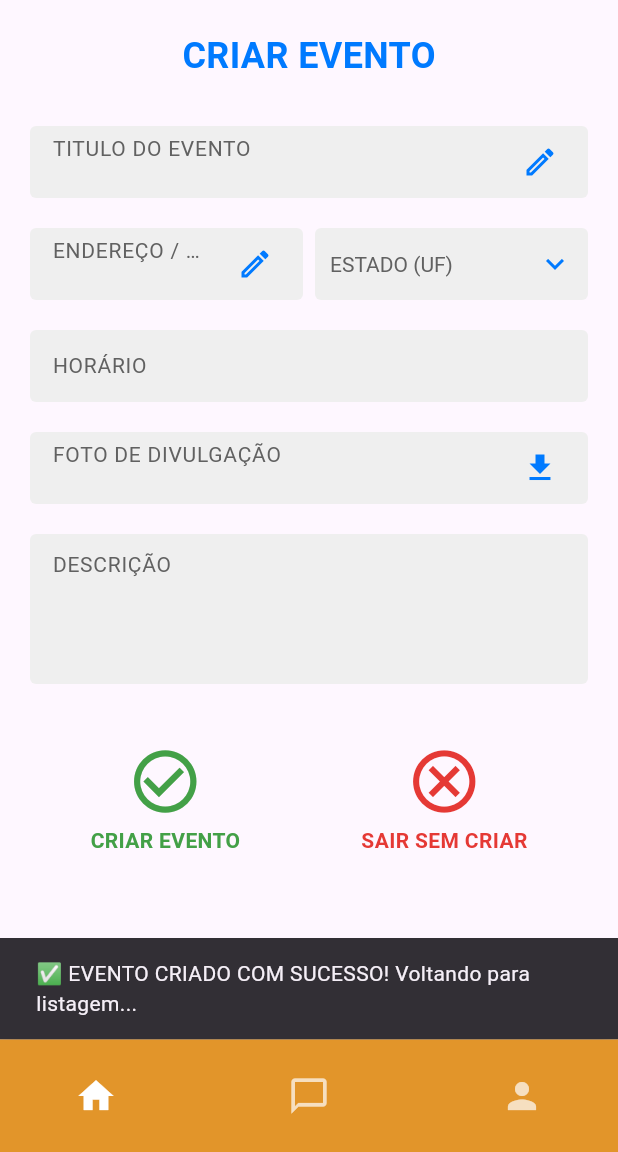
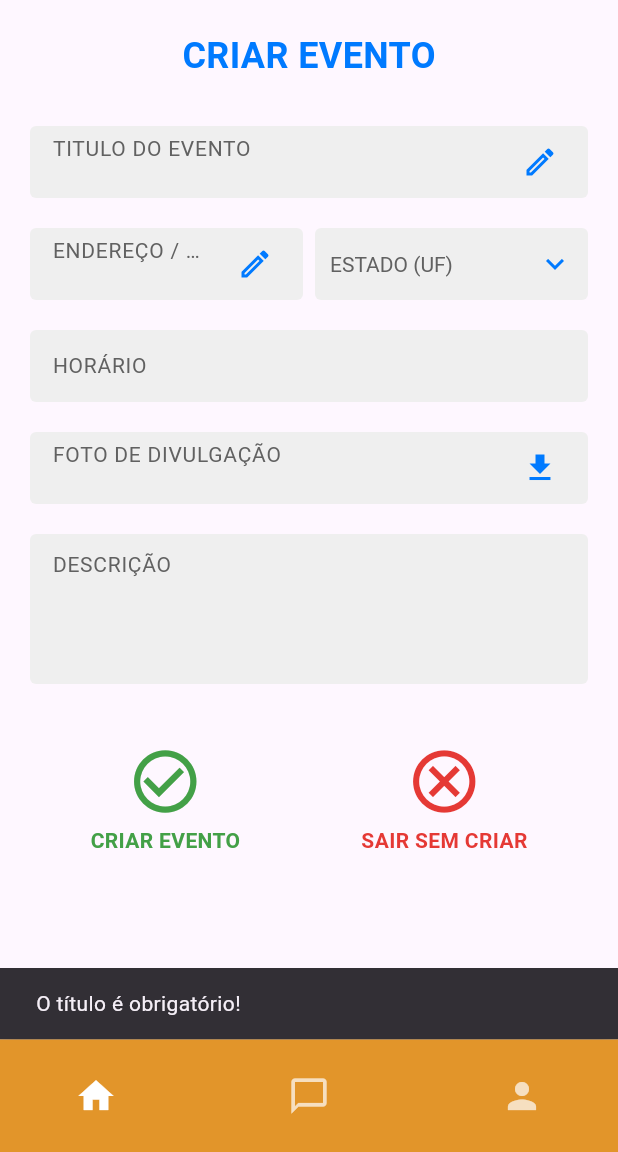
Before and after one commit to fga-eps-mds/2025.2-Gilgamesh, a Flutter app: the CriarEventoTela screen opened directly, after a tap on "CRIAR EVENTO", on a phone screen of 412 x 824 dp, the part 84-1236 px from its top. Run offline on Flutter 3.47's test engine with Material 3 defaults, Android fonts, the phone set to English and light mode, and no system bars; our stand-ins replace shared_preferences; accounts and stored records are empty.

Commit message:
feat(ui): integrar tela de criacao de evento com endpoint POST da API

```diff
--- a/mobile_apoia/lib/telas/criar_evento.dart
+++ b/mobile_apoia/lib/telas/criar_evento.dart
@@ -1,13 +1,14 @@
 import 'package:flutter/material.dart';
 import 'package:mobile_apoia/widgets/barra_inferior_e_superior.dart';
 import 'package:mobile_apoia/widgets/logo.dart';
+import '../../models/event.dart';
+import '../../services/event_service.dart';
 
-// Cores
+// Cores tema
 const Color corAzulTexto = Color(0xFF007AFF);
 const Color corCinzaInput = Color(0xFFEFEFEF);
 const Color corLaranjaONG = Color(0xFFFF9900);
 
-//BARRA SUPERIOR
 class BarraSuperiorONG extends StatelessWidget implements PreferredSizeWidget {
   final VoidCallback? onBack;
   const BarraSuperiorONG({super.key, this.onBack});
@@ -40,6 +41,10 @@ class CriarEventoTela extends StatefulWidget {
 class _CriarEventoTelaState extends State<CriarEventoTela> {
   int _selectedIndex = 0;
 
+  // conectar na API
+  final EventService _service = EventService();
+  bool _isLoading = false;
+
   final TextEditingController _tituloController = TextEditingController();
   final TextEditingController _enderecoController = TextEditingController();
   final TextEditingController _horarioController = TextEditingController();
@@ -48,34 +53,8 @@ class _CriarEventoTelaState extends State<CriarEventoTela> {
 
   String estadoSelecionado = 'UF';
   final List<String> _estados = const [
-    'UF',
-    'AC',
-    'AL',
-    'AP',
-    'AM',
-    'BA',
-    'CE',
-    'DF',
-    'ES',
-    'GO',
-    'MA',
-    'MT',
-    'MS',
-    'MG',
-    'PA',
-    'PB',
-    'PR',
-    'PE',
-    'PI',
-    'RJ',
-    'RN',
-    'RS',
-    'RO',
-    'RR',
-    'SC',
-    'SP',
-    'SE',
-    'TO',
+    'UF', 'AC', 'AL', 'AP', 'AM', 'BA', 'CE', 'DF', 'ES', 'GO', 'MA', 'MT', 'MS',
+    'MG', 'PA', 'PB', 'PR', 'PE', 'PI', 'RJ', 'RN', 'RS', 'RO', 'RR', 'SC', 'SP', 'SE', 'TO',
   ];
 
   @override
@@ -162,23 +141,75 @@ class _CriarEventoTelaState extends State<CriarEventoTela> {
               child: Text(value),
               value: value,
             );
-              })
-              .toList(),
+          }).toList(),
         ),
       ),
     );
   }
 
-  void _criarEvento(BuildContext context) {
+  // Lógica para enviar o evento para o backend
+  void _criarEvento(BuildContext context) async {
+    print("Tentando criar evento: ${_tituloController.text}");
+
+    // Validação simples
+    if (_tituloController.text.isEmpty) {
+       ScaffoldMessenger.of(context).showSnackBar(
+         const SnackBar(content: Text('O título é obrigatório!'))
+       );
+       return;
+    }
+
+    setState(() {
+      _isLoading = true;
+    });
+
+    //  define para amanhã
+    DateTime dataPadrao = DateTime.now().add(const Duration(days: 1));
+
+    final novoEvento = Event(
+      id: 0,
+      nome: _tituloController.text,
+      descricao: _descricaoController.text,
+      location: "${_enderecoController.text} - $estadoSelecionado",
+      date: dataPadrao,
+      totalVagas: 50,
+      participantes: 0,
+      ongId: 1,
+    );
+
+    // Chama API
+    bool sucesso = await _service.createEvent(novoEvento);
+
+    setState(() {
+      _isLoading = false;
+    });
+
+    if (sucesso) {
+      print("Evento criado com sucesso!");
+      if (!mounted) return;
+
       ScaffoldMessenger.of(context).showSnackBar(
         const SnackBar(
-        content: Text('✅ EVENTO CRIADO COM SUCESSO! Voltando para listagem...'),
-        duration: Duration(seconds: 2),
+          content: Text('✅ Evento salvo com sucesso!'),
+          backgroundColor: Colors.green
         ),
       );
-    Future.delayed(const Duration(seconds: 2), () {
-      Navigator.of(context).popUntil((route) => route.isFirst);
+
+      Future.delayed(const Duration(seconds: 1), () {
+        if (mounted) Navigator.of(context).pop();
       });
+
+    } else {
+      print("Erro ao criar evento na API");
+      if (!mounted) return;
+
+      ScaffoldMessenger.of(context).showSnackBar(
+        const SnackBar(
+          content: Text('❌ Erro de conexão com o servidor.'),
+          backgroundColor: Colors.red
+        ),
+      );
+    }
   }
 
   Widget _buildActionButton({
@@ -206,7 +237,6 @@ class _CriarEventoTelaState extends State<CriarEventoTela> {
   Widget build(BuildContext context) {
     return Scaffold(
       appBar: BarraSuperiorONG(onBack: () => Navigator.of(context).pop()),
-
       bottomNavigationBar: BottomNavBar(
         iconSelecionado: _selectedIndex,
         onTap: (index) {
@@ -215,7 +245,6 @@ class _CriarEventoTelaState extends State<CriarEventoTela> {
           });
         },
       ),
-
       body: SingleChildScrollView(
         padding: const EdgeInsets.all(20.0),
         child: Column(
@@ -233,14 +262,18 @@ class _CriarEventoTelaState extends State<CriarEventoTela> {
             ),
             const SizedBox(height: 30.0),
 
+            if (_isLoading)
+              const Center(
+                child: Padding(
+                  padding: EdgeInsets.all(10.0),
+                  child: CircularProgressIndicator(),
+                )
+              ),
+
             _buildGrayInput(
               hintText: 'TITULO DO EVENTO',
               controller: _tituloController,
-              suffixIcon: const Icon(
-                Icons.edit_outlined,
-                color: corAzulTexto,
-                size: 24,
-              ),
+              suffixIcon: const Icon(Icons.edit_outlined, color: corAzulTexto, size: 24),
             ),
             const SizedBox(height: 20.0),
 
@@ -250,11 +283,7 @@ class _CriarEventoTelaState extends State<CriarEventoTela> {
                   child: _buildGrayInput(
                     hintText: 'Endereço / Cidade',
                     controller: _enderecoController,
-                    suffixIcon: const Icon(
-                      Icons.edit_outlined,
-                      color: corAzulTexto,
-                      size: 24,
-                    ),
+                    suffixIcon: const Icon(Icons.edit_outlined, color: corAzulTexto, size: 24),
                   ),
                 ),
                 const SizedBox(width: 8),
@@ -262,27 +291,20 @@ class _CriarEventoTelaState extends State<CriarEventoTela> {
               ],
             ),
             const SizedBox(height: 20.0),
-
             _buildGrayInput(
               hintText: 'HORÁRIO',
               controller: _horarioController,
             ),
             const SizedBox(height: 20.0),
-
             _buildGrayInput(
               hintText: 'FOTO DE DIVULGAÇÃO',
               controller: _fotoController,
               suffixIcon: InkWell(
-                onTap: () => print('Abrir seletor de fotos'),
-                child: const Icon(
-                  Icons.file_download,
-                  color: corAzulTexto,
-                  size: 24,
-                ),
+                onTap: () => print('TODO: Implementar upload de foto'),
+                child: const Icon(Icons.file_download, color: corAzulTexto, size: 24),
               ),
             ),
             const SizedBox(height: 20.0),
-
             _buildGrayInput(
               hintText: 'DESCRIÇÃO',
               controller: _descricaoController,
```
Lines whose indentation alone changed are shown as unchanged.
